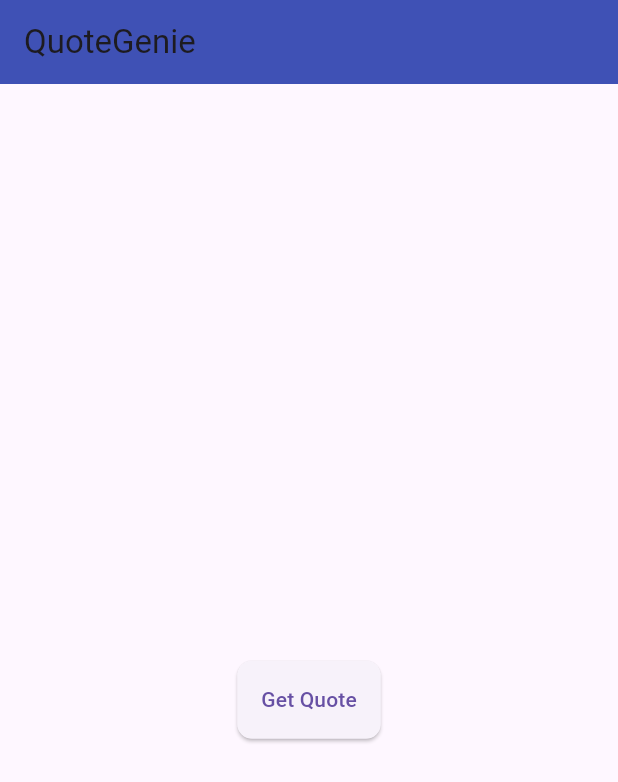
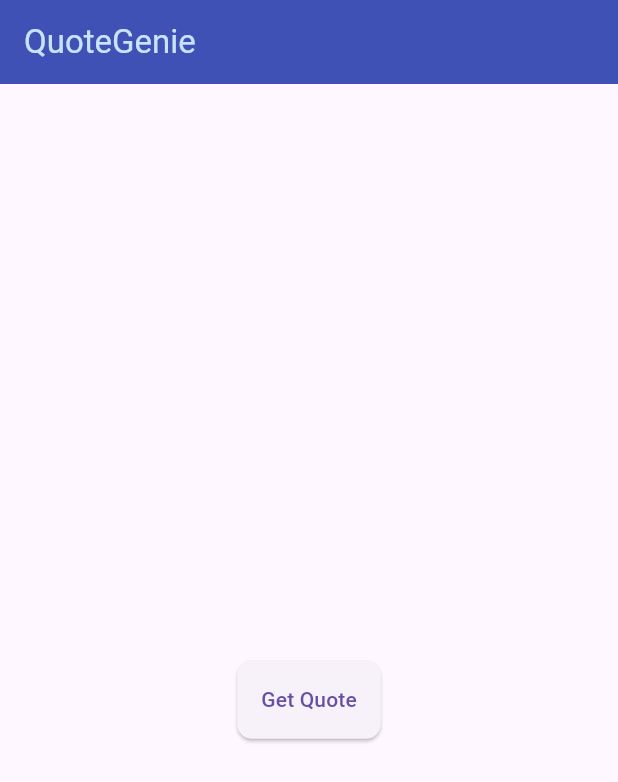
Before and after one commit to NSM722/symmetrical-giggle, a Flutter app: the screen it shows after launch, on a phone screen of 412 x 824 dp. Shown: the top 782 px of the screen. Run offline on Flutter 3.47's test engine with Material 3 defaults, Android fonts, the phone set to English and light mode, and no system bars.

Commit message:
style: change font color

```diff
--- a/lib/quote_genie.dart
+++ b/lib/quote_genie.dart
@@ -38,6 +38,9 @@ class _QuoteGenieState extends State<QuoteGenie> {
       appBar: AppBar(
         title: const Text(
           'QuoteGenie',
+          style: TextStyle(
+            color: Color.fromARGB(255, 196, 228, 255),
+          ),
         ),
         backgroundColor: Colors.indigo,
       ),
```
